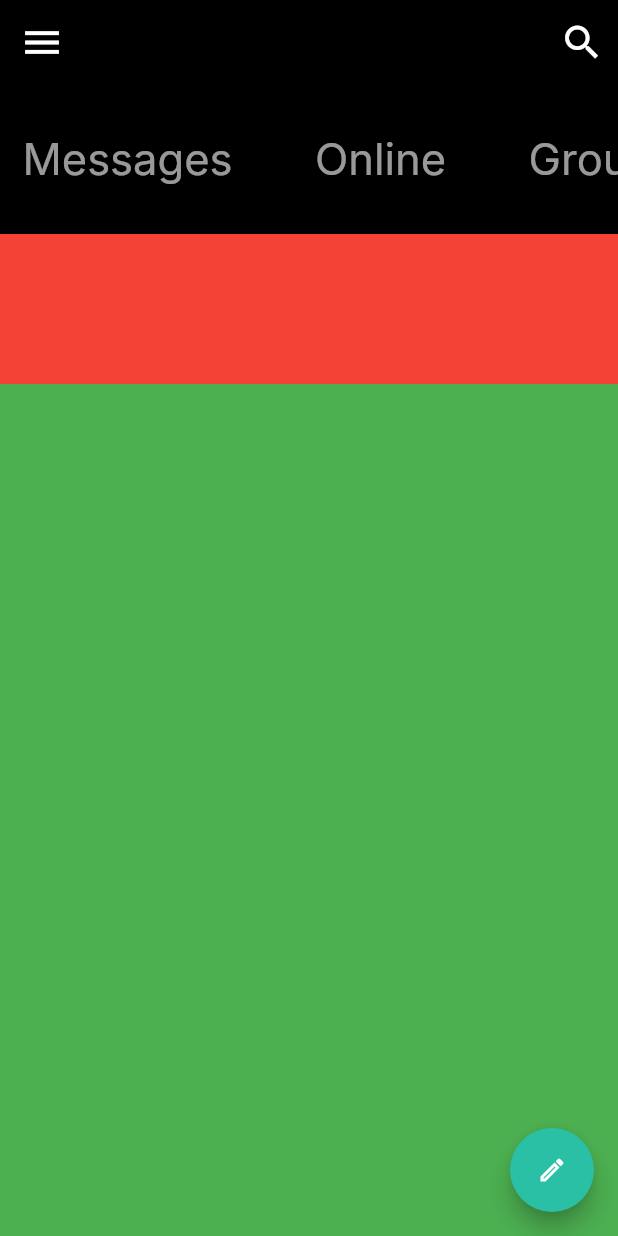
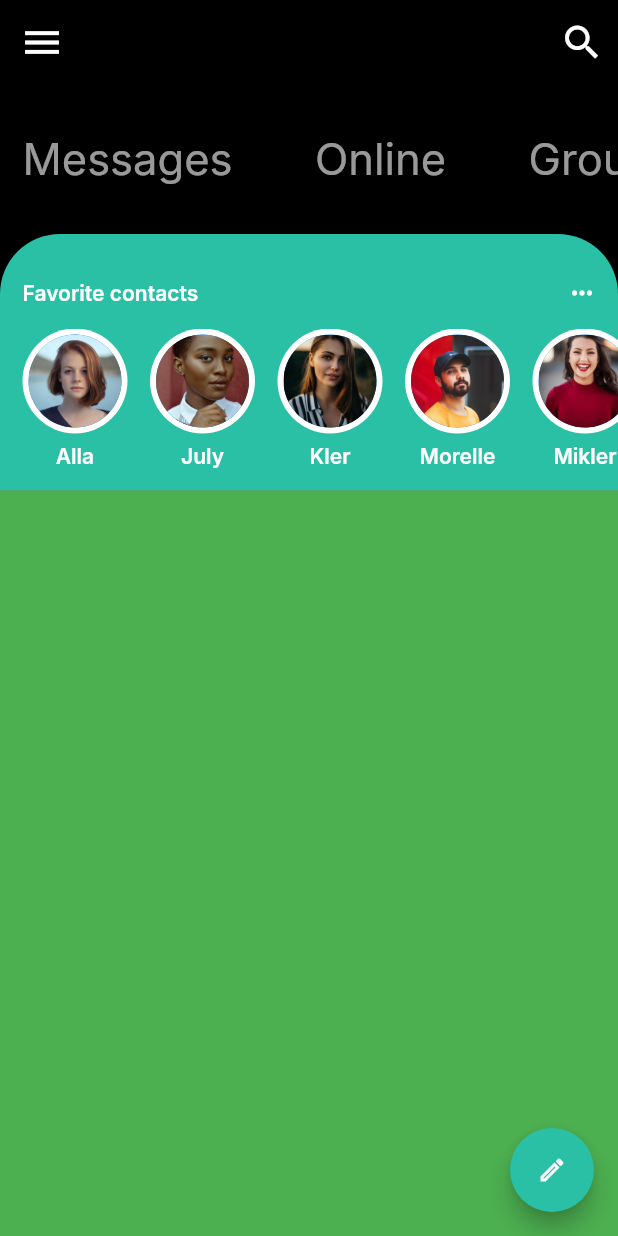
Before and after one commit to baptistemcn/WhatsApp-clone, a Flutter app: the screen it shows after launch, on a phone screen of 412 x 824 dp. Run offline on Flutter 3.47's test engine with Material 2 defaults, Android fonts, the phone set to English and light mode, and no system bars; our stand-ins replace google_fonts.

Commit message:
feat: Favorite Section

```diff
--- a/lib/main.dart
+++ b/lib/main.dart
@@ -52,10 +52,7 @@ class HomePage extends StatelessWidget {
       body: Column(
         children: [
           MenuSection(),
-          Container(
-            height: 100,
-            color: Colors.red,
-          ),
+          FavoriteSection(),
           Expanded(
             child: Container(
               color: Colors.green,
@@ -105,3 +102,119 @@ class MenuSection extends StatelessWidget {
     );
   }
 }
+
+class FavoriteSection extends StatelessWidget {
+  FavoriteSection({Key? key}) : super(key: key);
+
+  final List favoriteContacts = [
+    {
+      "name": "Alla",
+      "profile": "assets/images/avatar/a1.jpg",
+    },
+    {
+      "name": "July",
+      "profile": "assets/images/avatar/a2.jpg",
+    },
+    {
+      "name": "Kler",
+      "profile": "assets/images/avatar/a3.jpg",
+    },
+    {
+      "name": "Morelle",
+      "profile": "assets/images/avatar/a4.jpg",
+    },
+    {
+      "name": "Mikler",
+      "profile": "assets/images/avatar/a5.jpg",
+    },
+    {
+      "name": "Helen",
+      "profile": "assets/images/avatar/a6.jpg",
+    },
+    {
+      "name": "Steve",
+      "profile": "assets/images/avatar/a7.jpg",
+    },
+  ];
+
+  @override
+  Widget build(BuildContext context) {
+    return Container(
+      color: dBlack,
+      child: Container(
+        padding: const EdgeInsets.symmetric(vertical: 15),
+        decoration: const BoxDecoration(
+          color: dGreen,
+          borderRadius: BorderRadius.only(
+            topRight: Radius.circular(40),
+            topLeft: Radius.circular(40),
+          ),
+        ),
+        child: Column(
+          children: [
+            Row(
+              mainAxisAlignment: MainAxisAlignment.spaceBetween,
+              children: [
+                Container(
+                  margin: const EdgeInsets.only(left: 15),
+                  child: Text(
+                    "Favorite contacts",
+                    style: GoogleFonts.inter(
+                      color: Colors.white,
+                      fontSize: 14,
+                      fontWeight: FontWeight.w600,
+                    ),
+                  ),
+                ),
+                const IconButton(
+                  icon: Icon(
+                    Icons.more_horiz,
+                    color: Colors.white,
+                    size: 20,
+                  ),
+                  onPressed: null,
+                ),
+              ],
+            ),
+            SingleChildScrollView(
+              scrollDirection: Axis.horizontal,
+              child: Row(
+                children: favoriteContacts.map((favorite) {
+                  return Container(
+                    margin: const EdgeInsets.only(left: 15),
+                    child: Column(
+                      children: [
+                        Container(
+                          padding: const EdgeInsets.all(4),
+                          height: 70,
+                          width: 70,
+                          decoration: const BoxDecoration(
+                            color: dWhite,
+                            shape: BoxShape.circle,
+                          ),
+                          child: CircleAvatar(
+                            radius: 20,
+                            backgroundImage: AssetImage(favorite['profile']),
+                          ),
+                        ),
+                        const SizedBox(height: 6),
+                        Text(
+                          favorite['name'],
+                          style: GoogleFonts.inter(
+                            color: Colors.white,
+                            fontSize: 14,
+                            fontWeight: FontWeight.w600,
+                          ),
+                        ),
+                      ],
+                    ),
+                  );
+                }).toList(),
+              ),
+            )
+          ],
+        ),
+      ),
+    );
+  }
+}
--- a/pubspec.yaml
+++ b/pubspec.yaml
@@ -58,7 +58,7 @@ flutter:
 
   # To add assets to your application, add an assets section, like this:
   assets:
-    - assets/images/
+    - assets/images/avatar/
 
   # An image asset can refer to one or more resolution-specific "variants", see
   # https://flutter.dev/assets-and-images/#resolution-aware.
```
